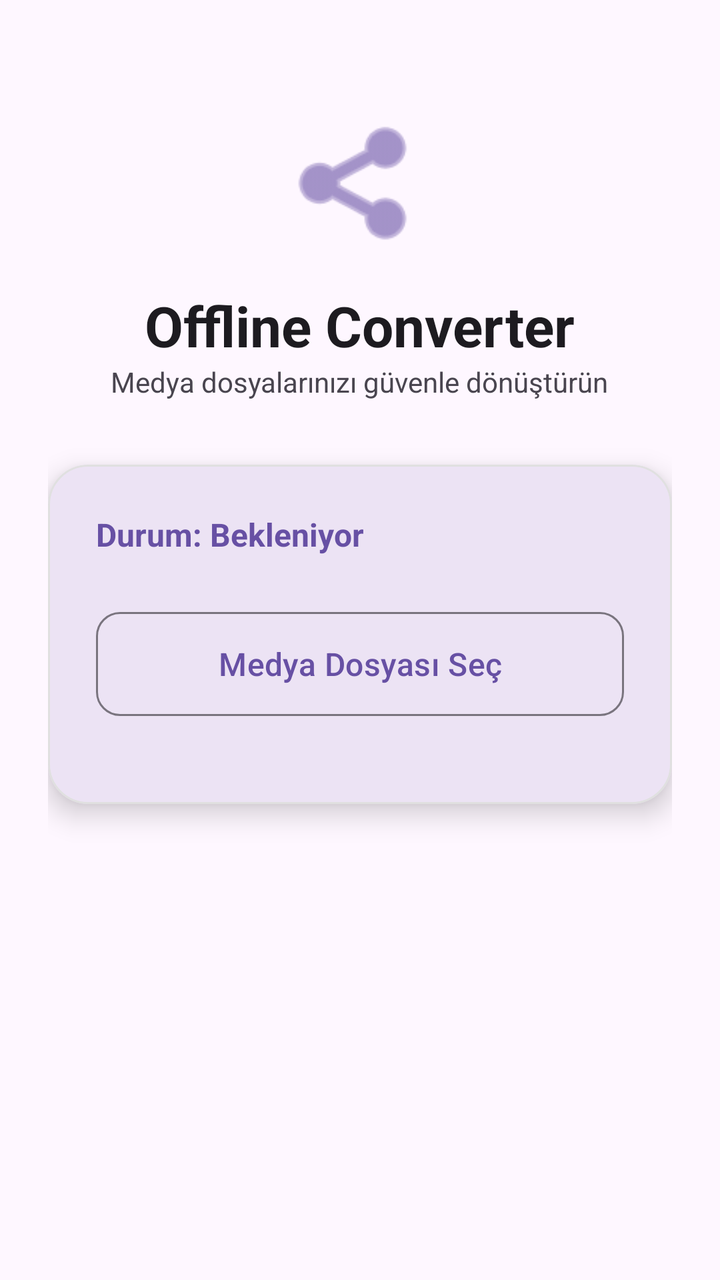
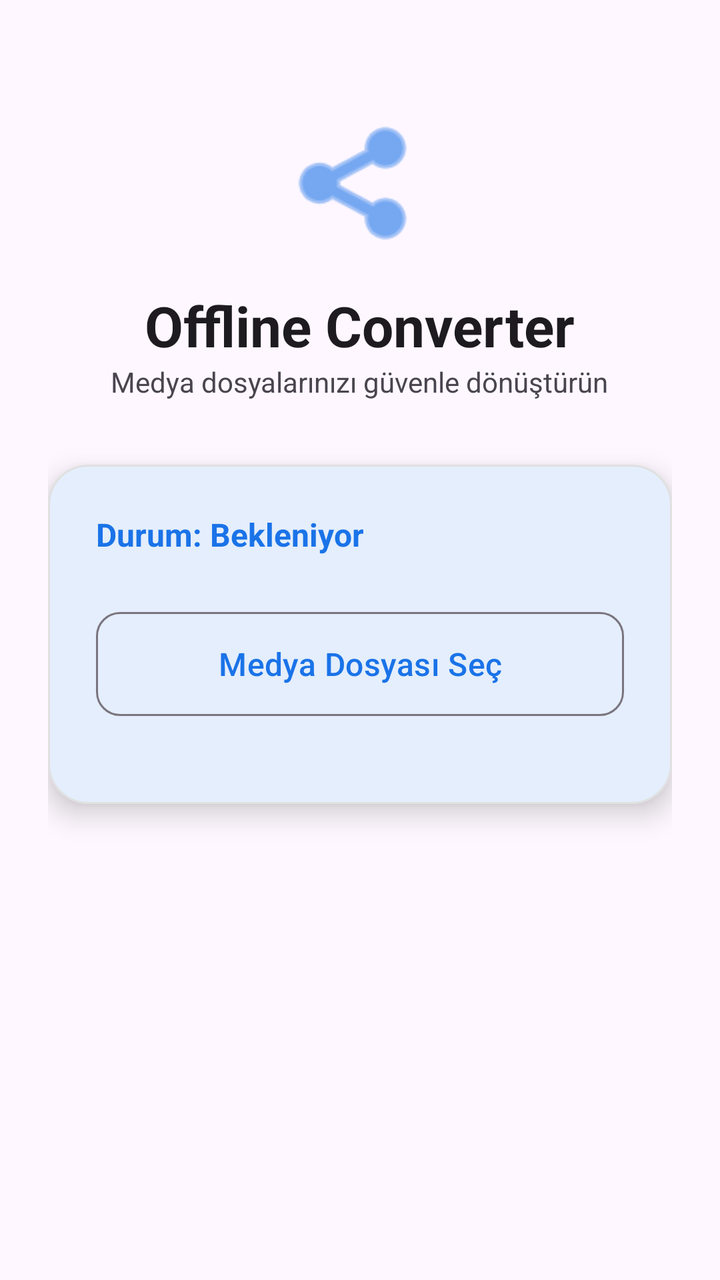

Two renders of the same Android screen: before a commit and after it. Below are the layout's source before the change and the commit's diff.
<!-- AndroidManifest.xml: application theme Theme.OfflineMobileConverter -->
<!-- res/layout/fragment_home.xml -->
<?xml version="1.0" encoding="utf-8"?>
<ScrollView xmlns:android="http://schemas.android.com/apk/res/android"
    xmlns:app="http://schemas.android.com/apk/res-auto"
    xmlns:tools="http://schemas.android.com/tools"
    android:layout_width="match_parent"
    android:layout_height="match_parent"
    android:fillViewport="true"
    android:background="?android:attr/colorBackground">

    <LinearLayout
        android:layout_width="match_parent"
        android:layout_height="wrap_content"
        android:orientation="vertical"
        android:padding="24dp"
        android:gravity="center_horizontal"
        android:animateLayoutChanges="true">

        <ImageView
            android:layout_width="72dp"
            android:layout_height="72dp"
            android:layout_marginTop="32dp"
            android:layout_marginBottom="16dp"
            android:src="@android:drawable/ic_menu_share"
            app:tint="?attr/colorPrimary" />

        <TextView
            android:layout_width="wrap_content"
            android:layout_height="wrap_content"
            android:text="Offline Converter"
            android:textSize="28sp"
            android:textStyle="bold"
            android:textColor="?android:attr/textColorPrimary" />

        <TextView
            android:layout_width="wrap_content"
            android:layout_height="wrap_content"
            android:text="Medya dosyalarınızı güvenle dönüştürün"
            android:textSize="14sp"
            android:textColor="?android:attr/textColorSecondary"
            android:layout_marginBottom="32dp" />

        <com.google.android.material.card.MaterialCardView
            android:layout_width="match_parent"
            android:layout_height="wrap_content"
            app:cardCornerRadius="20dp"
            app:cardElevation="8dp"
            app:strokeWidth="1dp"
            app:strokeColor="#E0E0E0"
            app:contentPadding="24dp">

            <LinearLayout
                android:layout_width="match_parent"
                android:layout_height="wrap_content"
                android:orientation="vertical"
                android:animateLayoutChanges="true">

                <TextView
                    android:id="@+id/statusText"
                    android:layout_width="match_parent"
                    android:layout_height="wrap_content"
                    android:text="Durum: Bekleniyor"
                    android:textSize="16sp"
                    android:textStyle="bold"
                    android:textColor="?attr/colorPrimary"
                    android:textAlignment="center"
                    android:layout_marginBottom="24dp" />

                <com.google.android.material.button.MaterialButton
                    android:id="@+id/selectFileButton"
                    style="@style/Widget.Material3.Button.OutlinedButton"
                    android:layout_width="match_parent"
                    android:layout_height="60dp"
                    android:text="Medya Dosyası Seç"
                    app:cornerRadius="12dp"
                    android:textSize="16sp" />

                <com.google.android.material.textfield.TextInputLayout
                    android:id="@+id/formatInputLayout"
                    style="@style/Widget.Material3.TextInputLayout.OutlinedBox.ExposedDropdownMenu"
                    android:layout_width="match_parent"
                    android:layout_height="wrap_content"
                    android:layout_marginTop="16dp"
                    android:visibility="gone"
                    tools:visibility="visible"
                    app:boxCornerRadiusTopStart="12dp"
                    app:boxCornerRadiusTopEnd="12dp"
                    app:boxCornerRadiusBottomStart="12dp"
                    app:boxCornerRadiusBottomEnd="12dp">

                    <AutoCompleteTextView
                        android:id="@+id/formatAutoComplete"
                        android:layout_width="match_parent"
                        android:layout_height="wrap_content"
                        android:inputType="none"
                        android:hint="Dönüştürülecek Format"
                        android:textColor="?android:attr/textColorPrimary" />
                </com.google.android.material.textfield.TextInputLayout>

                <LinearLayout
                    android:id="@+id/trimLayout"
                    android:layout_width="match_parent"
                    android:layout_height="wrap_content"
                    android:orientation="horizontal"
                    android:layout_marginTop="12dp"
                    android:visibility="gone"
                    tools:visibility="visible">

                    <com.google.android.material.textfield.TextInputLayout
                        style="@style/Widget.Material3.TextInputLayout.OutlinedBox"
                        android:layout_width="0dp"
                        android:layout_height="wrap_content"
                        android:layout_weight="1"
                        android:layout_marginEnd="6dp"
                        app:boxCornerRadiusTopStart="12dp"
                        app:boxCornerRadiusTopEnd="12dp"
                        app:boxCornerRadiusBottomStart="12dp"
                        app:boxCornerRadiusBottomEnd="12dp">

                        <com.google.android.material.textfield.TextInputEditText
                            android:id="@+id/startTimeInput"
                            android:layout_width="match_parent"
                            android:layout_height="wrap_content"
                            android:hint="Başlangıç (sn / 00:00)"
                            android:inputType="text" />
                    </com.google.android.material.textfield.TextInputLayout>

                    <com.google.android.material.textfield.TextInputLayout
                        style="@style/Widget.Material3.TextInputLayout.OutlinedBox"
                        android:layout_width="0dp"
                        android:layout_height="wrap_content"
                        android:layout_weight="1"
                        android:layout_marginStart="6dp"
                        app:boxCornerRadiusTopStart="12dp"
                        app:boxCornerRadiusTopEnd="12dp"
                        app:boxCornerRadiusBottomStart="12dp"
                        app:boxCornerRadiusBottomEnd="12dp">

                        <com.google.android.material.textfield.TextInputEditText
                            android:id="@+id/endTimeInput"
                            android:layout_width="match_parent"
                            android:layout_height="wrap_content"
                            android:hint="Bitiş (sn / 00:00)"
                            android:inputType="text" />
                    </com.google.android.material.textfield.TextInputLayout>
                </LinearLayout>

                <com.google.android.material.textfield.TextInputLayout
                    android:id="@+id/resolutionInputLayout"
                    style="@style/Widget.Material3.TextInputLayout.OutlinedBox.ExposedDropdownMenu"
                    android:layout_width="match_parent"
                    android:layout_height="wrap_content"
                    android:layout_marginTop="12dp"
                    android:visibility="gone"
                    tools:visibility="visible"
                    app:boxCornerRadiusTopStart="12dp"
                    app:boxCornerRadiusTopEnd="12dp"
                    app:boxCornerRadiusBottomStart="12dp"
                    app:boxCornerRadiusBottomEnd="12dp">

                    <AutoCompleteTextView
                        android:id="@+id/resolutionAutoComplete"
                        android:layout_width="match_parent"
                        android:layout_height="wrap_content"
                        android:inputType="none"
                        android:hint="Çözünürlük"
                        android:textColor="?android:attr/textColorPrimary" />
                </com.google.android.material.textfield.TextInputLayout>

                <com.google.android.material.textfield.TextInputLayout
                    android:id="@+id/qualityInputLayout"
                    style="@style/Widget.Material3.TextInputLayout.OutlinedBox.ExposedDropdownMenu"
                    android:layout_width="match_parent"
                    android:layout_height="wrap_content"
                    android:layout_marginTop="12dp"
                    android:visibility="gone"
                    tools:visibility="visible"
                    app:boxCornerRadiusTopStart="12dp"
                    app:boxCornerRadiusTopEnd="12dp"
                    app:boxCornerRadiusBottomStart="12dp"
                    app:boxCornerRadiusBottomEnd="12dp">

                    <AutoCompleteTextView
                        android:id="@+id/qualityAutoComplete"
                        android:layout_width="match_parent"
                        android:layout_height="wrap_content"
                        android:inputType="none"
                        android:hint="Video Kalitesi (Sıkıştırma)"
                        android:textColor="?android:attr/textColorPrimary" />
                </com.google.android.material.textfield.TextInputLayout>

                
                <FrameLayout
                    android:layout_width="match_parent"
                    android:layout_height="wrap_content"
                    android:layout_marginTop="16dp">

                    <com.google.android.material.button.MaterialButton
                        android:id="@+id/convertButton"
                        style="@style/Widget.Material3.Button"
                        android:layout_width="match_parent"
                        android:layout_height="60dp"
                        android:text="Dönüştür"
                        app:cornerRadius="12dp"
                        android:textSize="16sp"
                        android:visibility="gone"
                        tools:visibility="visible" />

                    <com.google.android.material.button.MaterialButton
                        android:id="@+id/cancelButton"
                        style="@style/Widget.Material3.Button.OutlinedButton"
                        android:layout_width="match_parent"
                        android:layout_height="60dp"
                        android:text="İptal Et"
                        android:textColor="@color/design_default_color_error"
                        app:strokeColor="@color/design_default_color_error"
                        app:cornerRadius="12dp"
                        android:textSize="16sp"
                        android:visibility="gone" />
                </FrameLayout>

                <ProgressBar
                    android:id="@+id/progressBar"
                    style="?android:attr/progressBarStyleHorizontal"
                    android:layout_width="match_parent"
                    android:layout_height="wrap_content"
                    android:layout_marginTop="24dp"
                    android:scaleY="1.5"
                    android:progressTint="?attr/colorPrimary"
                    android:max="100"
                    android:progress="0"
                    android:visibility="gone"
                    tools:visibility="visible" />

                <TextView
                    android:id="@+id/progressPercentage"
                    android:layout_width="match_parent"
                    android:layout_height="wrap_content"
                    android:text="%0"
                    android:textAlignment="center"
                    android:layout_marginTop="8dp"
                    android:textStyle="bold"
                    android:textSize="16sp"
                    android:visibility="gone"
                    tools:visibility="visible" />

            </LinearLayout>
        </com.google.android.material.card.MaterialCardView>
    </LinearLayout>
</ScrollView>
<!-- resources referenced by this layout -->
<resources>
  <style name="Theme.OfflineMobileConverter" parent="Base.Theme.OfflineMobileConverter" />
  <style name="Base.Theme.OfflineMobileConverter" parent="Theme.Material3.DayNight.NoActionBar">
          
          
      </style>
</resources>

<!-- the commit's change to res/layout/fragment_home.xml (unified diff, before → after) -->
@@ -100,48 +100,26 @@
                     android:id="@+id/trimLayout"
                     android:layout_width="match_parent"
                     android:layout_height="wrap_content"
-                    android:orientation="horizontal"
-                    android:layout_marginTop="12dp"
-                    android:visibility="gone"
-                    tools:visibility="visible">
-
-                    <com.google.android.material.textfield.TextInputLayout
-                        style="@style/Widget.Material3.TextInputLayout.OutlinedBox"
-                        android:layout_width="0dp"
-                        android:layout_height="wrap_content"
-                        android:layout_weight="1"
-                        android:layout_marginEnd="6dp"
-                        app:boxCornerRadiusTopStart="12dp"
-                        app:boxCornerRadiusTopEnd="12dp"
-                        app:boxCornerRadiusBottomStart="12dp"
-                        app:boxCornerRadiusBottomEnd="12dp">
-
-                        <com.google.android.material.textfield.TextInputEditText
-                            android:id="@+id/startTimeInput"
-                            android:layout_width="match_parent"
-                            android:layout_height="wrap_content"
-                            android:hint="Başlangıç (sn / 00:00)"
-                            android:inputType="text" />
-                    </com.google.android.material.textfield.TextInputLayout>
-
-                    <com.google.android.material.textfield.TextInputLayout
-                        style="@style/Widget.Material3.TextInputLayout.OutlinedBox"
-                        android:layout_width="0dp"
-                        android:layout_height="wrap_content"
-                        android:layout_weight="1"
-                        android:layout_marginStart="6dp"
-                        app:boxCornerRadiusTopStart="12dp"
-                        app:boxCornerRadiusTopEnd="12dp"
-                        app:boxCornerRadiusBottomStart="12dp"
-                        app:boxCornerRadiusBottomEnd="12dp">
-
-                        <com.google.android.material.textfield.TextInputEditText
-                            android:id="@+id/endTimeInput"
-                            android:layout_width="match_parent"
-                            android:layout_height="wrap_content"
-                            android:hint="Bitiş (sn / 00:00)"
-                            android:inputType="text" />
-                    </com.google.android.material.textfield.TextInputLayout>
+                    android:orientation="vertical"
+                    android:visibility="gone"
+                    android:layout_marginTop="16dp">
+
+                    <TextView
+                        android:id="@+id/trimTimeText"
+                        android:layout_width="match_parent"
+                        android:layout_height="wrap_content"
+                        android:text="Kesilecek Aralık: 00:00 - 00:00"
+                        android:textStyle="bold"
+                        android:textColor="?attr/colorOnSurface"
+                        android:layout_marginBottom="8dp"/>
+
+                    <com.google.android.material.slider.RangeSlider
+                        android:id="@+id/trimSlider"
+                        android:layout_width="match_parent"
+                        android:layout_height="wrap_content"
+                        android:stepSize="1.0"
+                        app:thumbColor="@color/blue_primary"
+                        app:trackColorActive="@color/blue_primary" />
                 </LinearLayout>
 
                 <com.google.android.material.textfield.TextInputLayout
<!-- resource entries referenced after the edit -->
@@ -1,9 +1,26 @@
 <!-- resources referenced by this layout -->
 <resources>
+  <color name="blue_primary">#1A73E8</color>
   <style name="Theme.OfflineMobileConverter" parent="Base.Theme.OfflineMobileConverter" />
   <style name="Base.Theme.OfflineMobileConverter" parent="Theme.Material3.DayNight.NoActionBar">
-          
-          
+          <item name="colorPrimary">@color/blue_primary</item>
+          <item name="colorOnPrimary">@color/white</item>
+          <item name="colorSecondary">@color/blue_primary</item>
+          <item name="colorError">@color/error_red</item>
+  
+          <item name="android:windowBackground">@color/bg_light</item>
+          <item name="colorSurface">@color/surface_light</item>
+          <item name="colorOnSurface">@color/black</item>
+  
+          <item name="android:statusBarColor">@color/bg_light</item>
+          <item name="android:windowLightStatusBar">true</item>
+  
+          <item name="android:navigationBarColor">@color/surface_light</item>
       </style>
+  <color name="white">#FFFFFF</color>
+  <color name="error_red">#EA4335</color>
+  <color name="bg_light">#F8F9FA</color>
+  <color name="surface_light">#FFFFFF</color>
+  <color name="black">#000000</color>
 </resources>
 
